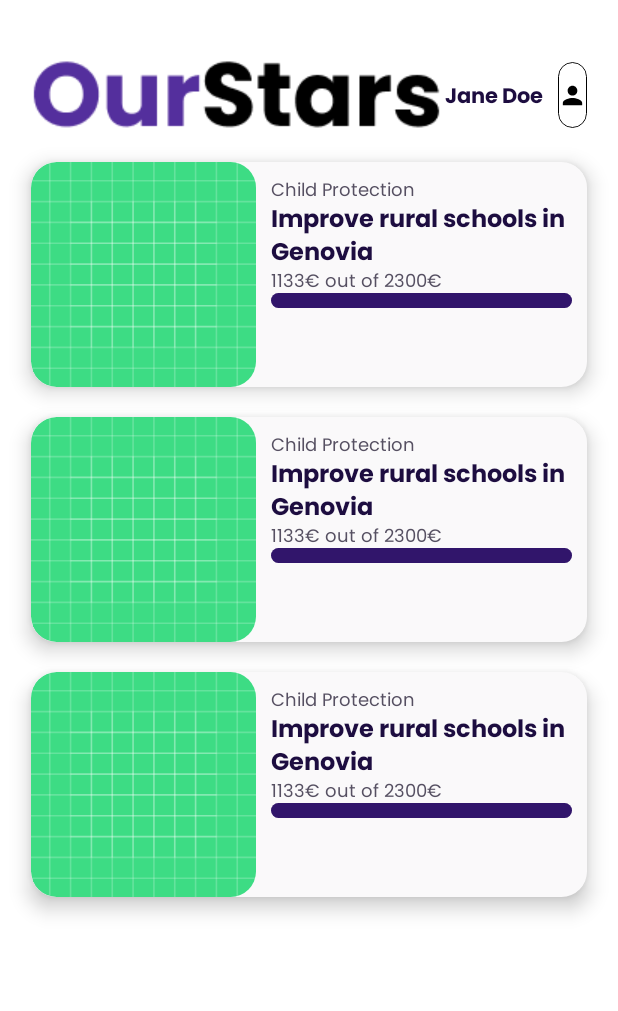
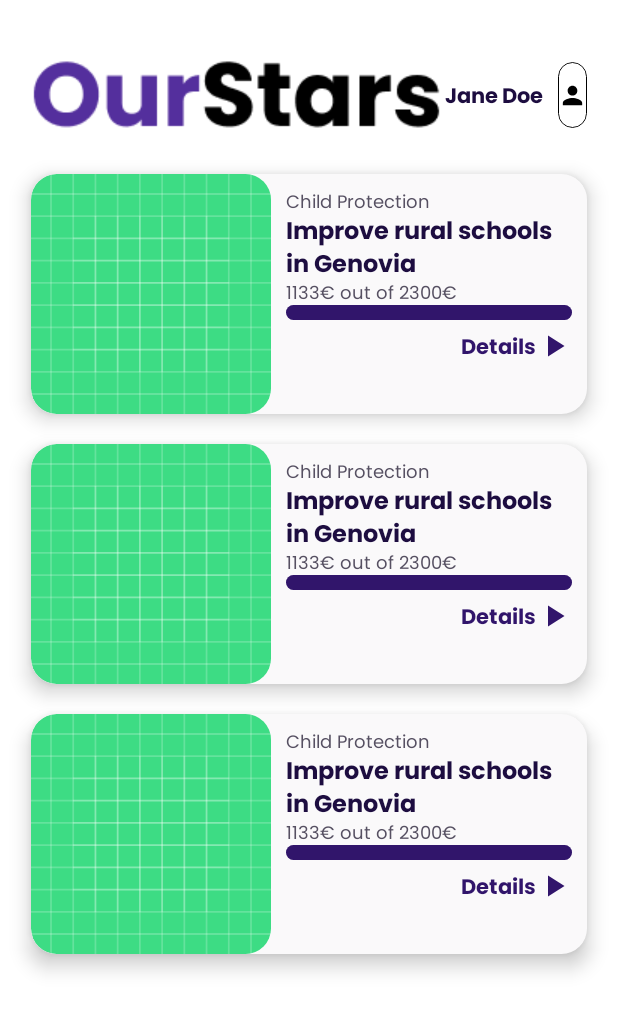
Before and after one commit to DubskySteam/OurStars, an Android app built with Jetpack Compose: the CharitiesScreen screen opened through its navigation route, on a phone screen of 412 x 824 dp. Shown: the top 1011 px of the screen. Run offline under Robolectric (Android 15) with nearby library versions, the phone set to English and light mode, and no system bars.

Commit message:
fixed image size on charity card

```diff
--- a/Android/app/src/main/java/dev/dubsky/ourstars/android/composables/component/CharityCard.kt
+++ b/Android/app/src/main/java/dev/dubsky/ourstars/android/composables/component/CharityCard.kt
@@ -1,15 +1,21 @@
 package dev.dubsky.ourstars.android.composables.component
 
 import androidx.compose.foundation.Image
+import androidx.compose.foundation.background
 import androidx.compose.foundation.clickable
 import androidx.compose.foundation.layout.*
 import androidx.compose.foundation.shape.RoundedCornerShape
 import androidx.compose.material.Card
+import androidx.compose.material.Icon
 import androidx.compose.material.LinearProgressIndicator
+import androidx.compose.material.icons.Icons
+import androidx.compose.material.icons.filled.PlayArrow
 import androidx.compose.runtime.Composable
+import androidx.compose.ui.Alignment
 import androidx.compose.ui.Modifier
 import androidx.compose.ui.draw.clip
 import androidx.compose.ui.draw.scale
+import androidx.compose.ui.graphics.Color
 import androidx.compose.ui.graphics.RectangleShape
 import androidx.compose.ui.res.painterResource
 import androidx.compose.ui.text.font.FontWeight
@@ -45,7 +51,7 @@ fun CharityCard(
                 contentDescription = null,
                 Modifier
                     .clip(RoundedCornerShape(17.dp))
-                    .size(150.dp)
+                    .size(160.dp)
             )
             Column (
                 Modifier
@@ -55,11 +61,16 @@ fun CharityCard(
                 TextCustom(text, Gray35, 12.sp, FontWeight.Normal, modifier = Modifier)
                 TextCustom(title, Primary15, 16.sp, FontWeight.Bold, modifier = Modifier)
                 CharityProgress(1133, 2300)
-            }
-            Row(
-                horizontalArrangement = Arrangement.End
-            ) {
-                TextCustom("Details", Primary25, 14.sp, FontWeight.Bold, modifier = Modifier.clickable {  })
+                Row(
+                    horizontalArrangement = Arrangement.End,
+                    verticalAlignment = Alignment.CenterVertically,
+                    modifier = Modifier
+                        .fillMaxWidth()
+                        .padding(0.dp, 5.dp)
+                ) {
+                    TextCustom("Details", Primary25, 14.sp, FontWeight.Bold, modifier = Modifier.clickable {  })
+                    Icon(Icons.Filled.PlayArrow, null, tint = Primary25)
+                }
             }
         }
     }
--- a/Android/app/src/main/java/dev/dubsky/ourstars/android/screens/open/CharitiesScreen.kt
+++ b/Android/app/src/main/java/dev/dubsky/ourstars/android/screens/open/CharitiesScreen.kt
@@ -34,7 +34,9 @@ fun CharitiesScreen(
                 ) {
             AvatarTextRow("Jane Doe", Icons.Filled.Person)
             Column(
-                verticalArrangement = Arrangement.spacedBy(20.dp)
+                verticalArrangement = Arrangement.spacedBy(20.dp),
+                modifier = Modifier
+                    .padding(0.dp, 8.dp)
             ) {
                 CharityCard(
                     "Child Protection",
```
